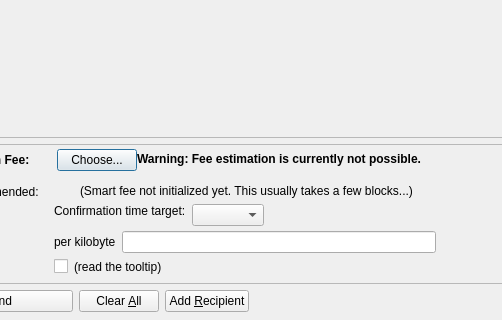
First picture: the form in src/qt/forms/sendcoinsdialog.ui, repository AppleByteMe/AppleByte, before the edit; both pictures show x 88 to 590 and y 206 to 526 of the 850 by 526 pixel window.
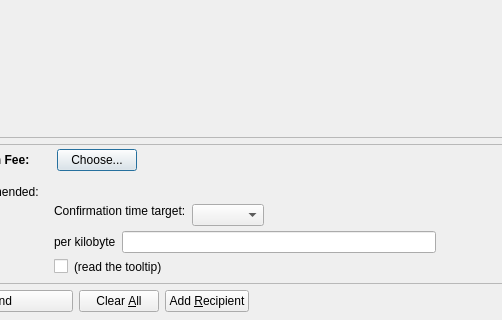
Second picture: the form after the edit. Icons and pictures are not drawn. Custom widgets are drawn as their Qt base class.

Commit message: Hide fee estimate warning

```diff
--- a/src/qt/forms/sendcoinsdialog.ui
+++ b/src/qt/forms/sendcoinsdialog.ui
@@ -771,7 +771,7 @@
             </font>
             </property>
             <property name="text">
-             <string>Warning: Fee estimation is currently not possible.</string>
+             <string></string>
             </property>
             <property name="wordWrap">
              <bool>false</bool>
@@ -1005,7 +1005,7 @@
                  <item>
                   <widget class="QLabel" name="labelSmartFee2">
                    <property name="text">
-                    <string>(Smart fee not initialized yet. This usually takes a few blocks...)</string>
+                    <string></string>
                    </property>
                    <property name="margin">
                     <number>2</number>
```
The commit also changes 1 other file.
